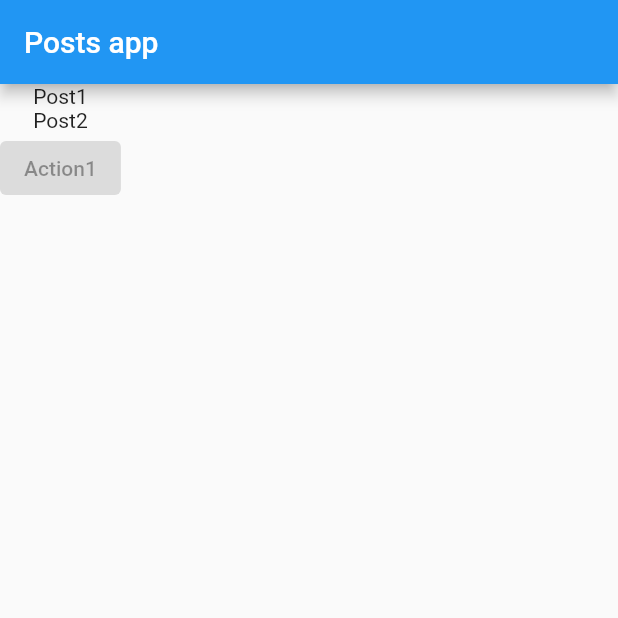
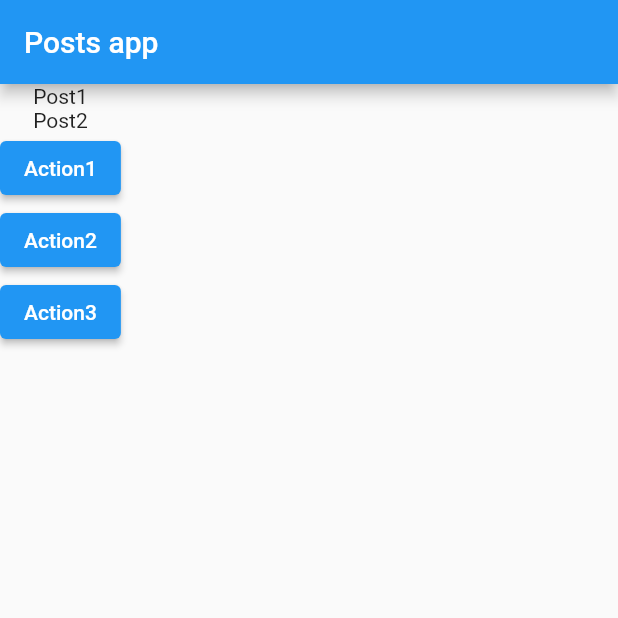
Before and after one commit to michalfirszt/flutter_posts_app, a Flutter app: the screen it shows after launch, on a phone screen of 412 x 824 dp, the top half of it. Run offline on Flutter 3.47's test engine with Material 2 defaults, Android fonts, the light colour scheme and no system bars.

Commit message:
Screen element actions

```diff
--- a/lib/main.dart
+++ b/lib/main.dart
@@ -7,17 +7,33 @@ void main() {
 class App extends StatelessWidget {
   const App({Key? key}) : super(key: key);
 
+  static String appBarTitle = 'Posts app';
+  static List<Widget> posts = [const Text('Post1'), const Text('Post2')];
+
+  void buttonAction(int actionNumber) {
+    // ignore: avoid_print
+    print('action $actionNumber');
+  }
+
   @override
   Widget build(BuildContext context) {
-    String appBarTitle = 'Posts app';
-    List<Widget> posts = [const Text('Post1'), const Text('Post2')];
-
     return MaterialApp(
       home: Scaffold(
         appBar: AppBar(title: Text(appBarTitle)),
         body: Column(children: [
           ...posts,
-          const ElevatedButton(onPressed: null, child: Text('Action1'))
+          ElevatedButton(
+            onPressed: () => buttonAction(1),
+            child: const Text('Action1'),
+          ),
+          ElevatedButton(
+            onPressed: () => buttonAction(2),
+            child: const Text('Action2'),
+          ),
+          ElevatedButton(
+            onPressed: () => buttonAction(3),
+            child: const Text('Action3'),
+          ),
         ]),
       ),
     );
```
